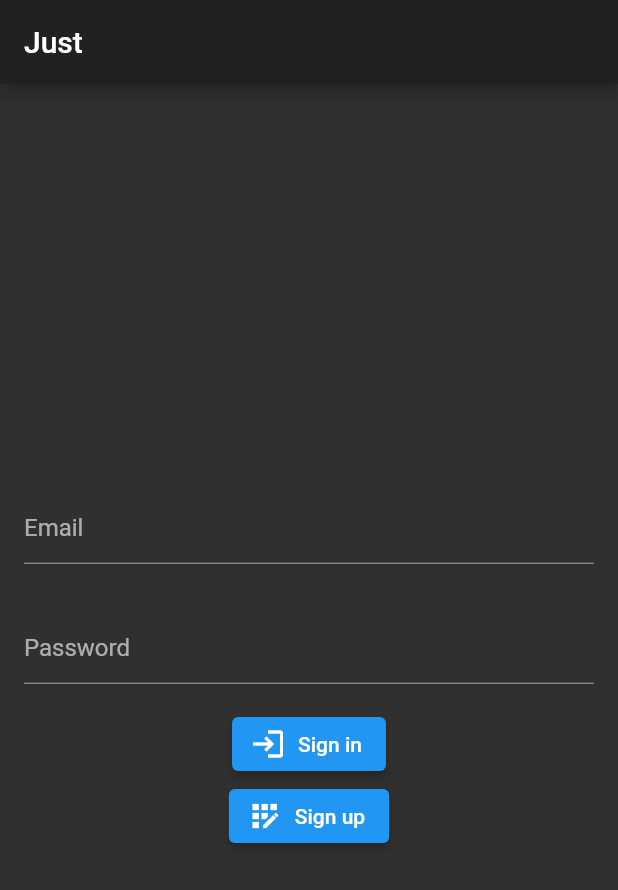
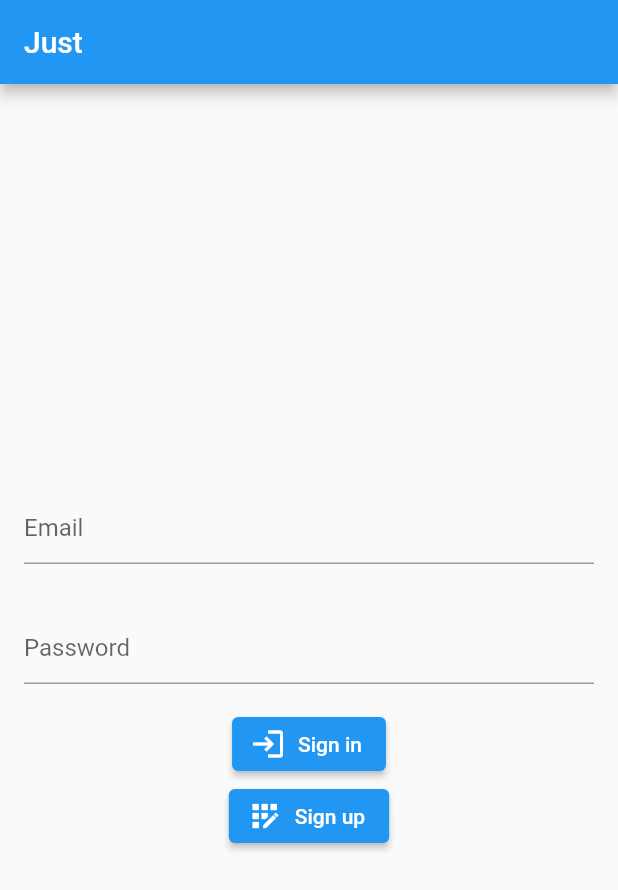
Before and after one commit to domstrueboy/JustToDo, a Flutter app: the screen it shows after launch, on a phone screen of 412 x 824 dp. Shown: the top 890 px of the screen. Run offline on Flutter 3.47's test engine with Material 2 defaults, Android fonts, the phone set to English and light mode, and no system bars; our stand-ins replace shared_preferences, supabase; accounts and stored records are empty.

Commit message:
it's kinda working

```diff
--- a/app/lib/main.dart
+++ b/app/lib/main.dart
@@ -1,6 +1,8 @@
 import 'package:flutter/material.dart';
 import 'services.dart';
 import 'models/item.dart';
+
+const appTitle = 'Just';
 
 void main() => runApp(const App());
 
@@ -11,9 +13,9 @@ class App extends StatelessWidget {
   Widget build(BuildContext context) {
     return Services(
       child: MaterialApp(
-        title: 'Just',
+        title: appTitle,
         theme: ThemeData(
-          brightness: Brightness.dark,
+          brightness: Brightness.light,
           primarySwatch: Colors.blue,
         ),
         home: Builder(
@@ -24,7 +26,7 @@ class App extends StatelessWidget {
                 final sessionRecovered = snapshot.data ?? false;
                 return sessionRecovered
                     ? const ItemsPage()
-                    : const HomePage(title: 'Just');
+                    : const HomePage(title: appTitle);
               },
             );
           },
@@ -80,7 +82,7 @@ class _HomePageState extends State<HomePage> {
     return Scaffold(
       appBar: AppBar(
         backgroundColor: Theme.of(context).primaryColor,
-        title: const Text('Just'),
+        title: const Text(appTitle),
       ),
       body: Center(
         child: Column(
@@ -138,7 +140,7 @@ class _ItemsPageState extends State<ItemsPage> {
     final success = await Services.of(context).authService.signOut();
     if (success) {
       Navigator.pushReplacement(context,
-          MaterialPageRoute(builder: (_) => const HomePage(title: 'Just')));
+          MaterialPageRoute(builder: (_) => const HomePage(title: 'Sked')));
     } else {
       ScaffoldMessenger.of(context).showSnackBar(
           const SnackBar(content: Text('There was an issue logging out.')));
```
